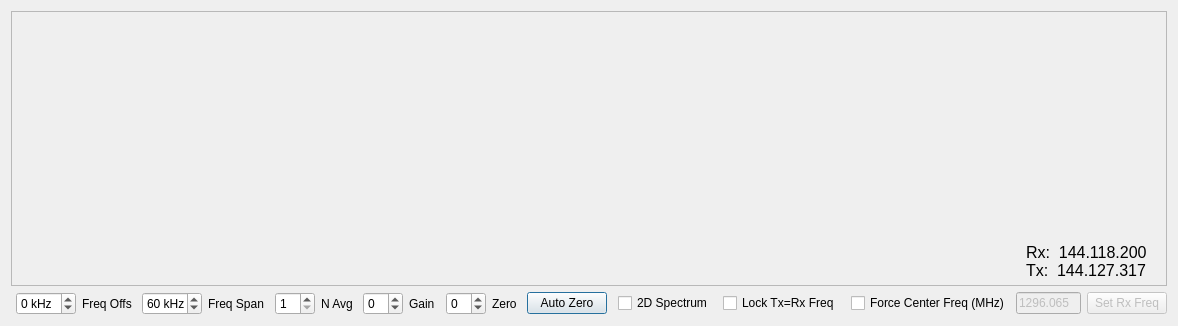
Old version of the form map65/widegraph.ui in the repository saitohirga/WSJT-X.
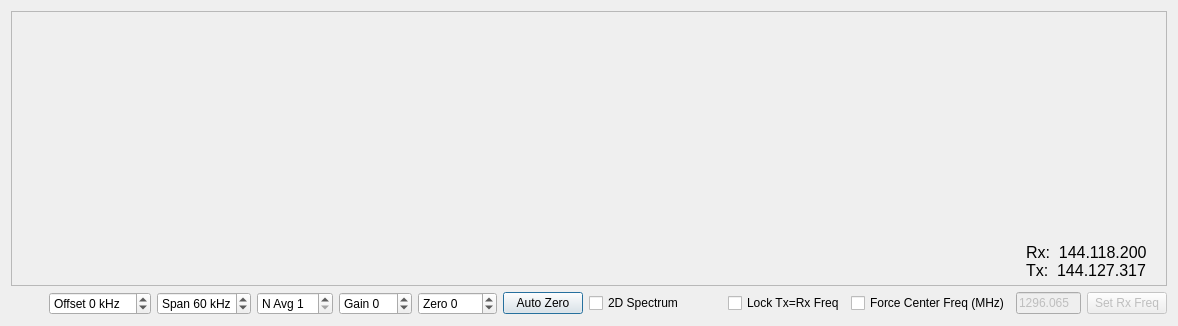
New version of the form. Custom widgets are drawn as their Qt base class.

Commit message: Simplification of  Wide Graph layout.

The edit to the form file:
```diff
--- a/map65/widegraph.ui
+++ b/map65/widegraph.ui
@@ -66,16 +66,13 @@
      <item>
       <layout class="QHBoxLayout" name="horizontalLayout_3">
        <item>
-        <spacer name="horizontalSpacer_3">
+        <spacer name="horizontalSpacer_2">
          <property name="orientation">
           <enum>Qt::Horizontal</enum>
          </property>
-         <property name="sizeType">
-          <enum>QSizePolicy::Preferred</enum>
-         </property>
          <property name="sizeHint" stdset="0">
           <size>
-           <width>20</width>
+           <width>40</width>
            <height>20</height>
           </size>
          </property>
@@ -84,7 +81,7 @@
        <item>
         <widget class="QSpinBox" name="freqOffsetSpinBox">
          <property name="sizePolicy">
-          <sizepolicy hsizetype="Fixed" vsizetype="Fixed">
+          <sizepolicy hsizetype="Preferred" vsizetype="Fixed">
            <horstretch>0</horstretch>
            <verstretch>0</verstretch>
           </sizepolicy>
@@ -97,13 +94,16 @@
          </property>
          <property name="maximumSize">
           <size>
-           <width>60</width>
+           <width>16777215</width>
            <height>16777215</height>
           </size>
          </property>
          <property name="suffix">
           <string> kHz</string>
          </property>
+         <property name="prefix">
+          <string>Offset </string>
+         </property>
          <property name="minimum">
           <number>-24</number>
          </property>
@@ -118,39 +118,10 @@
          </property>
         </widget>
        </item>
-       <item>
-        <widget class="QLabel" name="f0Label">
-         <property name="minimumSize">
-          <size>
-           <width>50</width>
-           <height>0</height>
-          </size>
-         </property>
-         <property name="text">
-          <string>Freq Offset</string>
-         </property>
-        </widget>
-       </item>
-       <item>
-        <spacer name="horizontalSpacer_4">
-         <property name="orientation">
-          <enum>Qt::Horizontal</enum>
-         </property>
-         <property name="sizeType">
-          <enum>QSizePolicy::Preferred</enum>
-         </property>
-         <property name="sizeHint" stdset="0">
-          <size>
-           <width>20</width>
-           <height>20</height>
-          </size>
-         </property>
-        </spacer>
-       </item>
        <item>
         <widget class="QSpinBox" name="freqSpanSpinBox">
          <property name="sizePolicy">
-          <sizepolicy hsizetype="Fixed" vsizetype="Fixed">
+          <sizepolicy hsizetype="Preferred" vsizetype="Fixed">
            <horstretch>0</horstretch>
            <verstretch>0</verstretch>
           </sizepolicy>
@@ -163,13 +134,16 @@
          </property>
          <property name="maximumSize">
           <size>
-           <width>60</width>
+           <width>16777215</width>
            <height>16777215</height>
           </size>
          </property>
          <property name="suffix">
           <string> kHz</string>
          </property>
+         <property name="prefix">
+          <string>Span </string>
+         </property>
          <property name="minimum">
           <number>5</number>
          </property>
@@ -184,33 +158,10 @@
          </property>
         </widget>
        </item>
-       <item>
-        <widget class="QLabel" name="label_3">
-         <property name="text">
-          <string>Freq Span</string>
-         </property>
-        </widget>
-       </item>
-       <item>
-        <spacer name="horizontalSpacer_6">
-         <property name="orientation">
-          <enum>Qt::Horizontal</enum>
-         </property>
-         <property name="sizeType">
-          <enum>QSizePolicy::Preferred</enum>
-         </property>
-         <property name="sizeHint" stdset="0">
-          <size>
-           <width>20</width>
-           <height>20</height>
-          </size>
-         </property>
-        </spacer>
-       </item>
        <item>
         <widget class="QSpinBox" name="waterfallAvgSpinBox">
          <property name="sizePolicy">
-          <sizepolicy hsizetype="Fixed" vsizetype="Fixed">
+          <sizepolicy hsizetype="Preferred" vsizetype="Fixed">
            <horstretch>0</horstretch>
            <verstretch>0</verstretch>
           </sizepolicy>
@@ -223,10 +174,13 @@
          </property>
          <property name="maximumSize">
           <size>
-           <width>40</width>
+           <width>16777215</width>
            <height>16777215</height>
           </size>
          </property>
+         <property name="prefix">
+          <string>N Avg </string>
+         </property>
          <property name="minimum">
           <number>1</number>
          </property>
@@ -235,37 +189,23 @@
          </property>
         </widget>
        </item>
-       <item>
-        <widget class="QLabel" name="label_2">
-         <property name="text">
-          <string>N Avg</string>
-         </property>
-        </widget>
-       </item>
-       <item>
-        <spacer name="horizontalSpacer_2">
-         <property name="orientation">
-          <enum>Qt::Horizontal</enum>
-         </property>
-         <property name="sizeType">
-          <enum>QSizePolicy::Preferred</enum>
-         </property>
-         <property name="sizeHint" stdset="0">
-          <size>
-           <width>20</width>
-           <height>20</height>
-          </size>
-         </property>
-        </spacer>
-       </item>
        <item>
         <widget class="QSpinBox" name="gainSpinBox">
+         <property name="sizePolicy">
+          <sizepolicy hsizetype="Preferred" vsizetype="Fixed">
+           <horstretch>0</horstretch>
+           <verstretch>0</verstretch>
+          </sizepolicy>
+         </property>
          <property name="maximumSize">
           <size>
-           <width>40</width>
+           <width>16777215</width>
            <height>16777215</height>
           </size>
          </property>
+         <property name="prefix">
+          <string>Gain </string>
+         </property>
          <property name="minimum">
           <number>-20</number>
          </property>
@@ -274,37 +214,23 @@
          </property>
         </widget>
        </item>
-       <item>
-        <widget class="QLabel" name="label_4">
-         <property name="text">
-          <string>Gain</string>
-         </property>
-        </widget>
-       </item>
-       <item>
-        <spacer name="horizontalSpacer_7">
-         <property name="orientation">
-          <enum>Qt::Horizontal</enum>
-         </property>
-         <property name="sizeType">
-          <enum>QSizePolicy::Preferred</enum>
-         </property>
-         <property name="sizeHint" stdset="0">
-          <size>
-           <width>20</width>
-           <height>20</height>
-          </size>
-         </property>
-        </spacer>
-       </item>
        <item>
         <widget class="QSpinBox" name="zeroSpinBox">
+         <property name="sizePolicy">
+          <sizepolicy hsizetype="Preferred" vsizetype="Fixed">
+           <horstretch>0</horstretch>
+           <verstretch>0</verstretch>
+          </sizepolicy>
+         </property>
          <property name="maximumSize">
           <size>
-           <width>40</width>
+           <width>16777215</width>
            <height>16777215</height>
           </size>
          </property>
+         <property name="prefix">
+          <string>Zero </string>
+         </property>
          <property name="minimum">
           <number>-100</number>
          </property>
@@ -313,29 +239,6 @@
          </property>
         </widget>
        </item>
-       <item>
-        <widget class="QLabel" name="label">
-         <property name="text">
-          <string>Zero</string>
-         </property>
-        </widget>
-       </item>
-       <item>
-        <spacer name="horizontalSpacer">
-         <property name="orientation">
-          <enum>Qt::Horizontal</enum>
-         </property>
-         <property name="sizeType">
-          <enum>QSizePolicy::Preferred</enum>
-         </property>
-         <property name="sizeHint" stdset="0">
-          <size>
-           <width>20</width>
-           <height>20</height>
-          </size>
-         </property>
-        </spacer>
-       </item>
        <item>
         <widget class="QPushButton" name="autoZeroPushButton">
          <property name="text">
@@ -343,22 +246,6 @@
          </property>
         </widget>
        </item>
-       <item>
-        <spacer name="horizontalSpacer_8">
-         <property name="orientation">
-          <enum>Qt::Horizontal</enum>
-         </property>
-         <property name="sizeType">
-          <enum>QSizePolicy::Preferred</enum>
-         </property>
-         <property name="sizeHint" stdset="0">
-          <size>
-           <width>20</width>
-           <height>20</height>
-          </size>
-         </property>
-        </spacer>
-       </item>
        <item>
         <widget class="QCheckBox" name="cbSpec2d">
          <property name="text">
@@ -367,16 +254,13 @@
         </widget>
        </item>
        <item>
-        <spacer name="horizontalSpacer_9">
+        <spacer name="horizontalSpacer">
          <property name="orientation">
           <enum>Qt::Horizontal</enum>
          </property>
-         <property name="sizeType">
-          <enum>QSizePolicy::Preferred</enum>
-         </property>
          <property name="sizeHint" stdset="0">
           <size>
-           <width>20</width>
+           <width>40</width>
            <height>20</height>
           </size>
          </property>
@@ -389,22 +273,6 @@
          </property>
         </widget>
        </item>
-       <item>
-        <spacer name="horizontalSpacer_5">
-         <property name="orientation">
-          <enum>Qt::Horizontal</enum>
-         </property>
-         <property name="sizeType">
-          <enum>QSizePolicy::Expanding</enum>
-         </property>
-         <property name="sizeHint" stdset="0">
-          <size>
-           <width>20</width>
-           <height>20</height>
-          </size>
-         </property>
-        </spacer>
-       </item>
        <item>
         <widget class="QCheckBox" name="cbFcenter">
          <property name="text">
```
